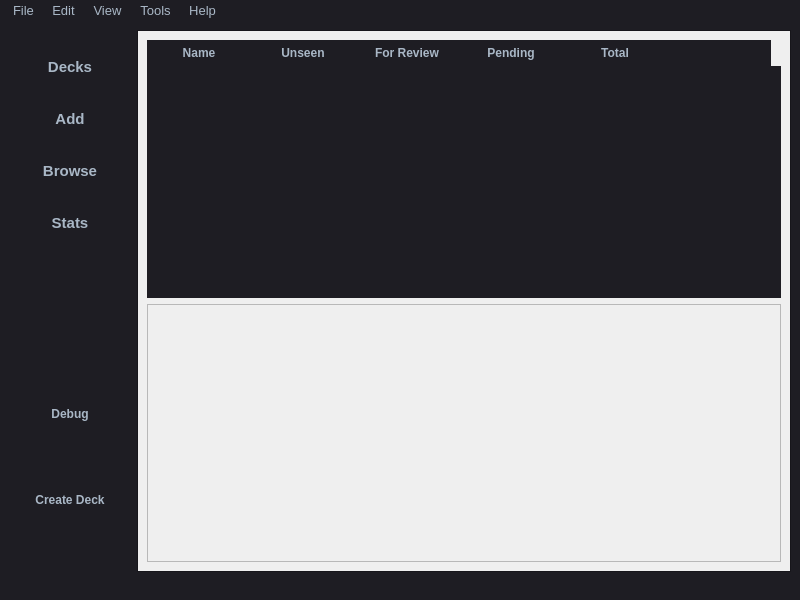
Qt form forms/mainwindow.ui (TehPig/MindLeap) before a commit.
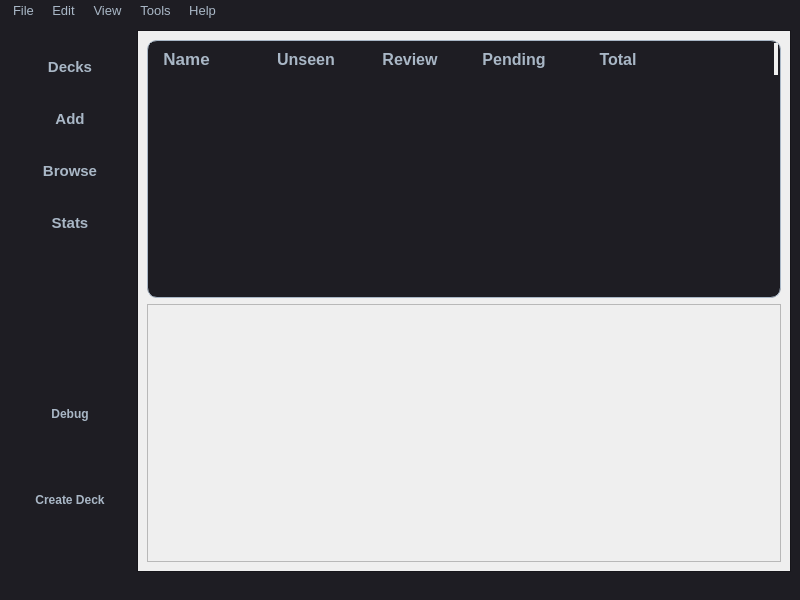
The same form after that commit. Icons and pictures are not drawn. Custom widgets are drawn as their Qt base class.

The edit to the form file:
```diff
--- a/forms/mainwindow.ui
+++ b/forms/mainwindow.ui
@@ -750,31 +750,33 @@
           </property>
           <property name="styleSheet">
            <string notr="true">QTableWidget {
-        background-color: #1e1d23;
-        gridline-color: transparent;
-        border: none;
-        color: #a9b7c6;
-    }
-    QTableWidget::item {
-        border: none;
-        padding: 5px;
-        background-color: #1e1d23;
-        color: #a9b7c6;
-    }
-    QTableWidget::item:selected {
-        background-color: transparent;
-        color: #a9b7c6;
-    }
-    QHeaderView::section {
-        background-color: #1e1d23;
-        color: #a9b7c6;
-        border: none;
-        padding: 4px;
-    }
-    QTableCornerButton::section {
-        background-color: #1e1d23;
-        border: none;
-    }</string>
+    background-color: #1e1d23;
+    gridline-color: transparent;
+    border: 1px solid #a9b7c6; /* Add border */
+    border-radius: 10px; /* Rounded corners */
+    padding: 2px; /* Increase padding to prevent border cut-off */
+    color: #a9b7c6;
+}
+QTableWidget::item {
+    border: none;
+    padding: 5px;
+    background-color: #1e1d23;
+    color: #a9b7c6;
+}
+QTableWidget::item:selected {
+    background-color: transparent;
+    color: #a9b7c6;
+}
+QHeaderView::section {
+    background-color: #1e1d23;
+    color: #a9b7c6;
+    border: none;
+    padding: 4px;
+}
+QTableCornerButton::section {
+    background-color: #1e1d23;
+    border: none;
+}</string>
           </property>
           <property name="alternatingRowColors">
            <bool>false</bool>
@@ -800,6 +802,9 @@
           <attribute name="horizontalHeaderHighlightSections">
            <bool>true</bool>
           </attribute>
+          <attribute name="horizontalHeaderShowSortIndicator" stdset="0">
+           <bool>false</bool>
+          </attribute>
           <attribute name="horizontalHeaderStretchLastSection">
            <bool>false</bool>
           </attribute>
@@ -811,13 +816,17 @@
           </attribute>
           <column>
            <property name="text">
-            <string>Name</string>
+            <string>  Name</string>
            </property>
            <property name="font">
             <font>
+             <pointsize>13</pointsize>
              <bold>true</bold>
             </font>
            </property>
+           <property name="textAlignment">
+            <set>AlignLeading|AlignVCenter</set>
+           </property>
           </column>
           <column>
            <property name="text">
@@ -825,16 +834,18 @@
            </property>
            <property name="font">
             <font>
+             <pointsize>12</pointsize>
              <bold>true</bold>
             </font>
            </property>
           </column>
           <column>
            <property name="text">
-            <string>For Review</string>
+            <string>Review</string>
            </property>
            <property name="font">
             <font>
+             <pointsize>12</pointsize>
              <bold>true</bold>
             </font>
            </property>
@@ -845,6 +856,7 @@
            </property>
            <property name="font">
             <font>
+             <pointsize>12</pointsize>
              <bold>true</bold>
             </font>
            </property>
@@ -855,6 +867,7 @@
            </property>
            <property name="font">
             <font>
+             <pointsize>12</pointsize>
              <bold>true</bold>
             </font>
            </property>
```
Left out of the diff: 6 changed lines with no effect on the pictures.
